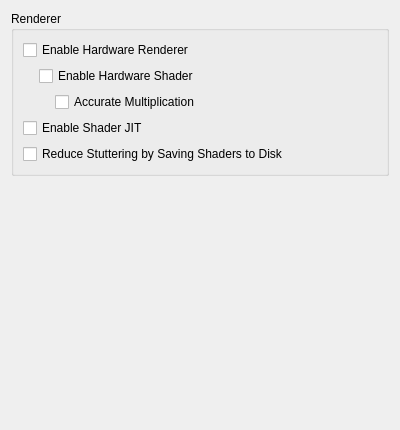
This is src/citra_qt/configuration/configure_graphics.ui in fadillzzz/citra-rasp-legacy as Qt 5 draws it before an edit. The edited form follows.
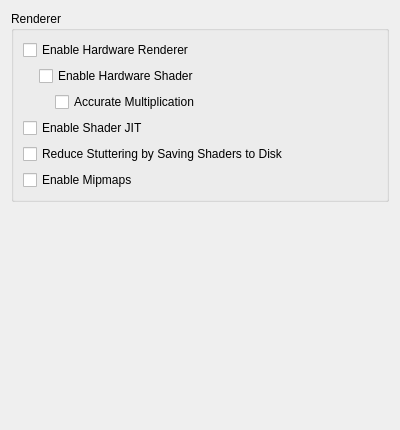
This is the edited form.

```diff
--- a/src/citra_qt/configuration/configure_graphics.ui
+++ b/src/citra_qt/configuration/configure_graphics.ui
@@ -109,6 +109,17 @@
         </property>
        </widget>
       </item>
+      <item>
+        <layout class="QHBoxLayout" name="horizontalLayout_7">
+         <item>
+          <widget class="QCheckBox" name="Mipmaps">
+           <property name="text">
+            <string>Enable Mipmaps</string>
+           </property>
+          </widget>
+         </item>
+        </layout>
+       </item>
      </layout>
     </widget>
    </item>
```
